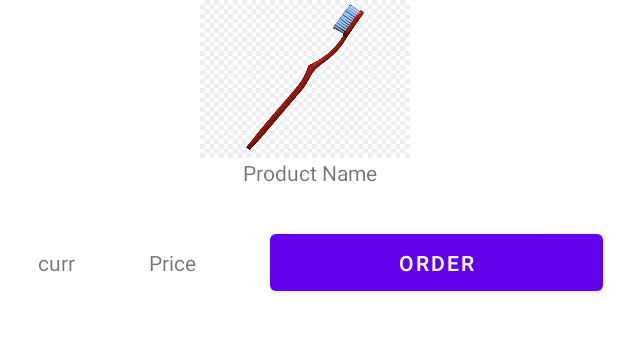
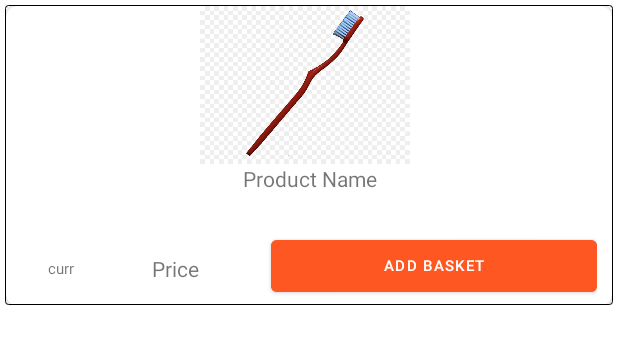
Before and after one commit to yigitkavlak/EcommerceExample, an Android app: the layout item_product.xml on its own in the app's theme, with its tools: preview values and no code run, on a phone screen of 412 x 824 dp. Shown: the top 344 px of the screen. Run offline under Robolectric (Android 15) with nearby library versions, the phone set to English and light mode, and no system bars; network calls fail.

Commit message:
Cardview Added, Adapter Changed, Border Added to ProductRow

```diff
--- a/app/src/main/java/com/yigitkavlak/ecommerceexample/adapter/ProductRecyclerAdapter.kt
+++ b/app/src/main/java/com/yigitkavlak/ecommerceexample/adapter/ProductRecyclerAdapter.kt
@@ -38,7 +38,7 @@ class ProductRecyclerAdapter(val productList: ArrayList<Products>) :
         return productList.size
     }
 
-    fun updateProductList(newProductList : List<Products>) {
+    fun updateProductList(newProductList: List<Products>) {
         productList.clear()
         productList.addAll(newProductList)
         notifyDataSetChanged()
--- a/app/src/main/java/com/yigitkavlak/ecommerceexample/view/ListFragment.kt
+++ b/app/src/main/java/com/yigitkavlak/ecommerceexample/view/ListFragment.kt
@@ -9,6 +9,7 @@ import android.widget.GridView
 import android.widget.ListView
 import androidx.lifecycle.Observer
 import androidx.lifecycle.ViewModelProvider
+import androidx.recyclerview.widget.GridLayoutManager
 import androidx.recyclerview.widget.LinearLayoutManager
 import com.yigitkavlak.ecommerceexample.R
 import com.yigitkavlak.ecommerceexample.adapter.ProductRecyclerAdapter
@@ -39,8 +40,12 @@ class ListFragment : Fragment() {
         viewModel = ViewModelProvider(this).get(ListViewModel::class.java)
         viewModel.getDataFromAPI()
 
-        recyclerView.layoutManager = LinearLayoutManager(context)
+      //  recyclerView.layoutManager = LinearLayoutManager(context)
+       val manager = GridLayoutManager(context,2)
+
+        recyclerView.layoutManager = manager
         recyclerView.adapter = productAdapter
+
 
         refreshData()
         observeLiveData()
--- /dev/null
+++ b/app/src/main/res/drawable/layout_border.xml
@@ -0,0 +1,7 @@
+<shape xmlns:android="http://schemas.android.com/apk/res/android">
+    <stroke android:width="0.5dp" android:color="#000000" />
+    <solid android:color="#ffffff" />
+    <padding android:left="1dp" android:top="1dp"
+        android:right="1dp" android:bottom="1dp" />
+    <corners android:radius="2dp" />
+</shape>
--- a/app/src/main/res/layout/item_product.xml
+++ b/app/src/main/res/layout/item_product.xml
@@ -1,6 +1,25 @@
 <?xml version="1.0" encoding="utf-8"?>
+<androidx.constraintlayout.widget.ConstraintLayout xmlns:android="http://schemas.android.com/apk/res/android"
+    xmlns:app="http://schemas.android.com/apk/res-auto"
+    xmlns:tools="http://schemas.android.com/tools"
+    android:layout_width="match_parent"
+    android:layout_height="200dp"
+    android:layout_marginStart="3dp"
+    android:layout_marginEnd="3dp"
+    android:layout_marginTop="3dp"
+    android:layout_marginBottom="3dp"
+    android:background="@drawable/layout_border">
+
+    <androidx.cardview.widget.CardView
+        android:layout_width="match_parent"
+        android:layout_height="200dp"
+        app:cardCornerRadius="8dp"
+        app:cardElevation="8dp"
+        app:layout_constraintEnd_toEndOf="parent"
+        app:layout_constraintStart_toStartOf="parent"
+        app:layout_constraintTop_toTopOf="parent">
+
         <LinearLayout
-    xmlns:android="http://schemas.android.com/apk/res/android"
             android:layout_width="match_parent"
             android:layout_height="200dp"
             android:orientation="vertical">
@@ -11,10 +30,7 @@
                 android:layout_height="0dp"
                 android:layout_weight="1.2"
                 android:paddingRight="5dp"
-        android:src="@drawable/dis_fircasi">
-
-    </ImageView>
-
+                android:src="@drawable/dis_fircasi"/>
             <TextView
                 android:id="@+id/product_name"
                 android:layout_width="match_parent"
@@ -28,17 +44,18 @@
             android:orientation="horizontal"
             android:layout_marginEnd="10dp"
             android:layout_marginStart="10dp">
+
             <TextView
                 android:id="@+id/product_currency"
                 android:layout_width="0dp"
                 android:layout_height="match_parent"
+                android:layout_marginStart="5dp"
                 android:layout_weight="0.2"
-            android:layout_marginStart="5dp"
+                android:gravity="center"
                 android:text="curr"
                 android:textAlignment="center"
-            android:gravity="center">
+                android:textSize="10sp" />
 
-        </TextView>
             <TextView
                 android:id="@+id/product_price"
                 android:layout_width="0dp"
@@ -47,21 +64,23 @@
                 android:text="Price"
                 android:gravity="center"
                 android:textAlignment="center"
-            android:layout_marginEnd="10dp">
+                android:layout_marginEnd="10dp" />
 
-        </TextView>
             <Button
-            android:id="@+id/order_button"
+                android:id="@+id/button"
                 android:layout_width="0dp"
                 android:layout_height="match_parent"
+                android:layout_marginBottom="3dp"
                 android:layout_weight="1"
-            android:text="ORDER"
-            android:gravity="center">
+                android:backgroundTint="#FF5722"
+                android:gravity="center"
+                android:text="ADD BASKET"
+                android:textSize="10sp">
 
             </Button>
 
             </LinearLayout>
+        </LinearLayout>
 
-
-
-</LinearLayout>
+    </androidx.cardview.widget.CardView>
+</androidx.constraintlayout.widget.ConstraintLayout>
```
Lines whose indentation alone changed are shown as unchanged.
